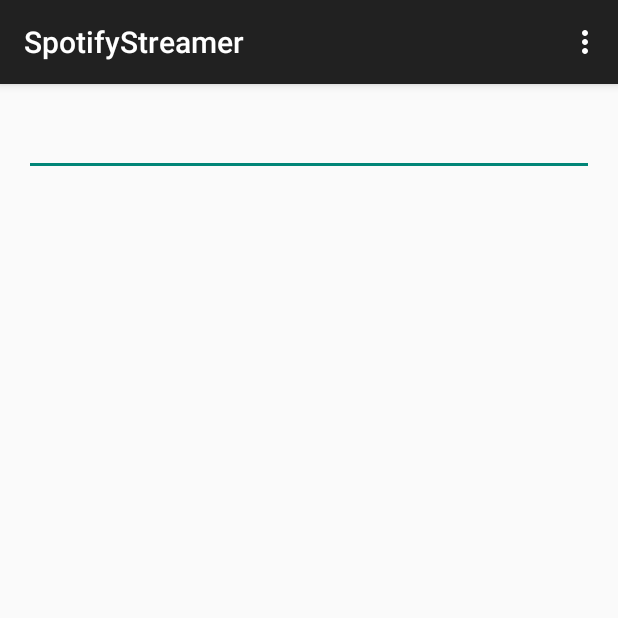
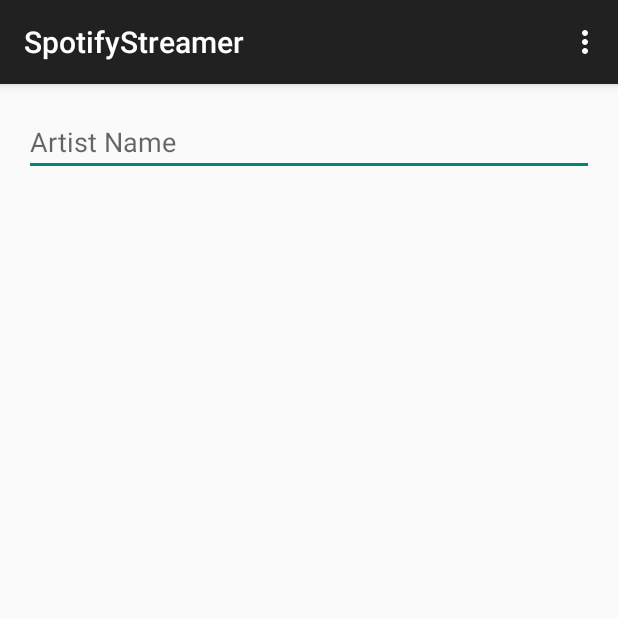
Before and after one commit to vramdhanie/spotifystreamer, an Android app: the screen it shows after launch (MainActivity), on a phone screen of 412 x 824 dp, the top half of it. Run offline under Robolectric (Android 15) with nearby library versions, the phone set to English and light mode, and no system bars.

Commit message:
Artist List menu and layout

```diff
--- a/app/src/main/res/layout/fragment_artist_list.xml
+++ b/app/src/main/res/layout/fragment_artist_list.xml
@@ -11,7 +11,8 @@
         android:id="@+id/artist_search_term"
         android:layout_alignParentTop="true"
         android:layout_alignParentLeft="true"
-        android:layout_alignParentStart="true" />
+        android:layout_alignParentStart="true"
+        android:hint="@string/artist_name_hint"/>
 
     <ListView
         android:layout_width="match_parent"
--- a/app/src/main/res/values/strings.xml
+++ b/app/src/main/res/values/strings.xml
@@ -2,4 +2,5 @@
     <string name="app_name">SpotifyStreamer</string>
     <string name="hello_world">Hello world!</string>
     <string name="action_settings">Settings</string>
+    <string name="artist_name_hint">Artist Name</string>
 </resources>
```
Also changed, not shown: app/src/main/res/layout/artist_list_item.xml (added, +23 -0 lines).
